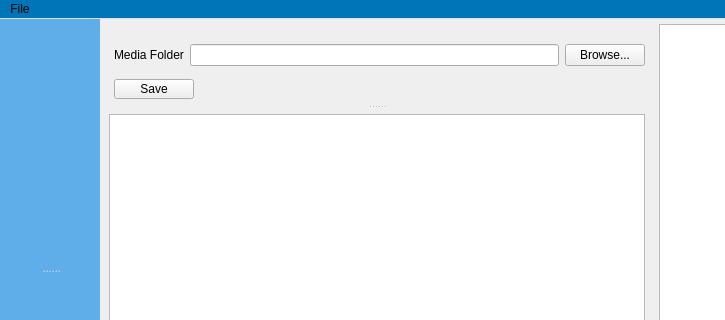
Above: mainwindow.ui from merrillaldrich/compendia before the change; both pictures show x 0 to 725 and y 0 to 320 of the 1200 by 800 pixel window. Below: the same form after it.
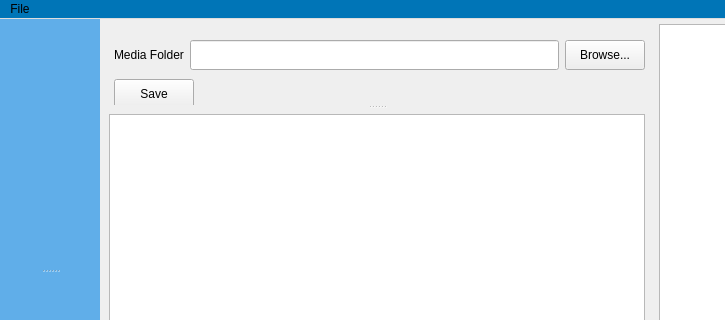
That is the form after the change. Custom widgets are drawn as their Qt base class.

Diff of the .ui file:
```diff
--- a/mainwindow.ui
+++ b/mainwindow.ui
@@ -82,14 +82,21 @@
              </widget>
             </item>
             <item>
-             <widget class="QLineEdit" name="mediaFolderLineEdit"/>
+             <widget class="QLineEdit" name="mediaFolderLineEdit">
+              <property name="minimumSize">
+               <size>
+                <width>0</width>
+                <height>30</height>
+               </size>
+              </property>
+             </widget>
             </item>
             <item>
              <widget class="QPushButton" name="mediaFolderBrowseButton">
               <property name="minimumSize">
                <size>
                 <width>0</width>
-                <height>20</height>
+                <height>30</height>
                </size>
               </property>
               <property name="baseSize">
@@ -111,13 +118,13 @@
              <x>10</x>
              <y>60</y>
              <width>80</width>
-             <height>20</height>
+             <height>30</height>
             </rect>
            </property>
            <property name="minimumSize">
             <size>
              <width>0</width>
-             <height>20</height>
+             <height>30</height>
             </size>
            </property>
            <property name="baseSize">
```
